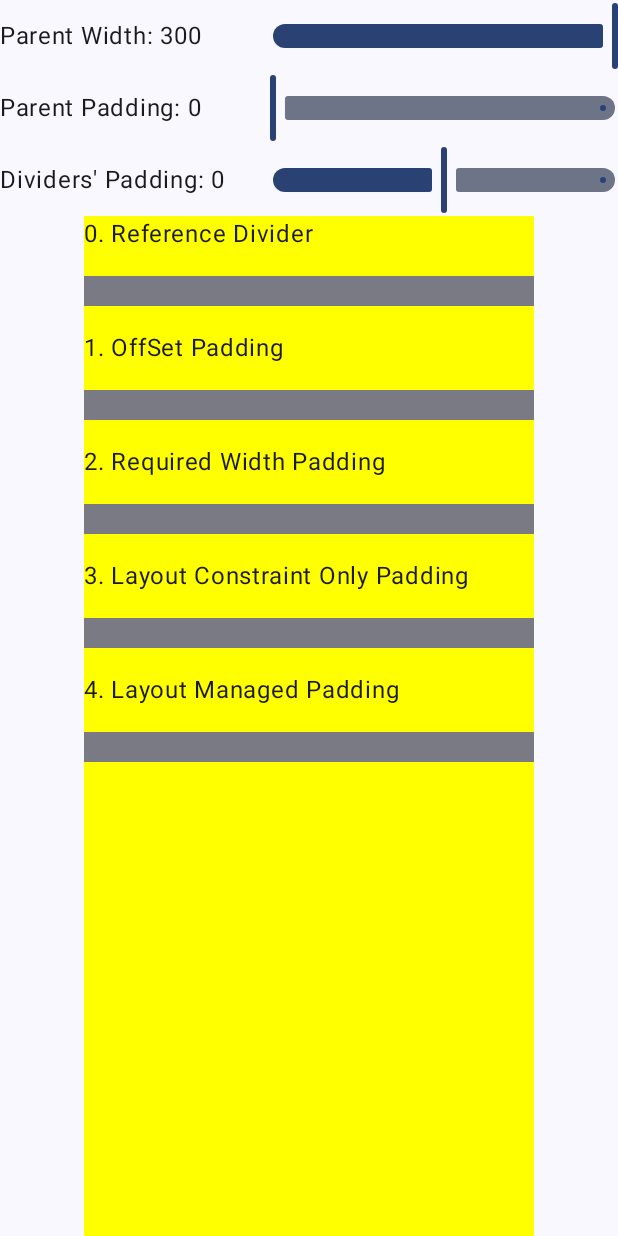
After one commit to elye/demo_android_jetpack_compose_custom_layout, an Android app built with Jetpack Compose: the NegativePaddingExperimentActivity screen opened directly, with no data from a screen before it, on a phone screen of 412 x 824 dp. The commit adds this screen. Run offline under Robolectric (Android 15) with nearby library versions, the phone set to English and light mode, and no system bars.

Commit message:
Negative paddings

```diff
--- a/app/src/main/AndroidManifest.xml
+++ b/app/src/main/AndroidManifest.xml
@@ -28,5 +28,6 @@
         <activity android:name=".LayoutModifierSizeExperimentActivity" />
         <activity android:name=".DividerColumnExperimentActivity" />
         <activity android:name=".DividerLazyColumnExperimentActivity" />
+        <activity android:name=".NegativePaddingExperimentActivity" />
     </application>
 </manifest>
--- a/app/src/main/java/com/example/customlayout/MainActivity.kt
+++ b/app/src/main/java/com/example/customlayout/MainActivity.kt
@@ -45,6 +45,7 @@ class MainActivity : ComponentActivity() {
             ButtonLauncher(LayoutModifierSizeExperimentActivity::class)
             ButtonLauncher(DividerColumnExperimentActivity::class)
             ButtonLauncher(DividerLazyColumnExperimentActivity::class)
+            ButtonLauncher(NegativePaddingExperimentActivity::class)
         }
     }
 
--- /dev/null
+++ b/app/src/main/java/com/example/customlayout/NegativePaddingExperimentActivity.kt
@@ -0,0 +1,133 @@
+package com.example.customlayout
+
+import android.os.Bundle
+import androidx.activity.ComponentActivity
+import androidx.activity.compose.setContent
+import androidx.compose.foundation.background
+import androidx.compose.foundation.layout.Arrangement
+import androidx.compose.foundation.layout.Column
+import androidx.compose.foundation.layout.Row
+import androidx.compose.foundation.layout.fillMaxHeight
+import androidx.compose.foundation.layout.fillMaxSize
+import androidx.compose.foundation.layout.height
+import androidx.compose.foundation.layout.offset
+import androidx.compose.foundation.layout.padding
+import androidx.compose.foundation.layout.requiredWidth
+import androidx.compose.foundation.layout.width
+import androidx.compose.material3.Divider
+import androidx.compose.material3.MaterialTheme
+import androidx.compose.material3.Slider
+import androidx.compose.material3.Surface
+import androidx.compose.material3.Text
+import androidx.compose.runtime.Composable
+import androidx.compose.runtime.getValue
+import androidx.compose.runtime.mutableStateOf
+import androidx.compose.runtime.remember
+import androidx.compose.runtime.setValue
+import androidx.compose.ui.Alignment
+import androidx.compose.ui.Modifier
+import androidx.compose.ui.graphics.Color
+import androidx.compose.ui.layout.layout
+import androidx.compose.ui.platform.LocalDensity
+import androidx.compose.ui.unit.dp
+import androidx.compose.ui.unit.offset
+import com.example.customlayout.ui.theme.CustomLayoutTheme
+
+class NegativePaddingExperimentActivity : ComponentActivity() {
+    override fun onCreate(savedInstanceState: Bundle?) {
+        super.onCreate(savedInstanceState)
+        setContent {
+            CustomLayoutTheme {
+                // A surface container using the 'background' color from the theme
+                Surface(
+                    modifier = Modifier.fillMaxSize(),
+                    color = MaterialTheme.colorScheme.background
+                ) {
+                    Greeting()
+                }
+            }
+        }
+    }
+
+    @Composable
+    fun Greeting() {
+        val density = LocalDensity.current
+
+        Column(
+            horizontalAlignment = Alignment.CenterHorizontally,
+        ) {
+            val textWidth = 180.dp
+            var parentWidth by remember { mutableStateOf(300) }
+            Row(verticalAlignment = Alignment.CenterVertically) {
+                Text(text = "Parent Width: $parentWidth", modifier = Modifier.width(textWidth))
+                Slider(
+                    value = parentWidth.toFloat(),
+                    onValueChange = { parentWidth = it.toInt() },
+                    valueRange = 0f..300f
+                )
+            }
+            var parentPadding by remember { mutableStateOf(0) }
+            Row(verticalAlignment = Alignment.CenterVertically) {
+                Text(text = "Parent Padding: $parentPadding", modifier = Modifier.width(textWidth))
+                Slider(
+                    value = parentPadding.toFloat(),
+                    onValueChange = { parentPadding = it.toInt() },
+                    valueRange = 0f..64f
+                )
+            }
+            var dividersPadding by remember { mutableStateOf(0) }
+            Row(verticalAlignment = Alignment.CenterVertically) {
+                Text(
+                    text = "Dividers' Padding: $dividersPadding",
+                    modifier = Modifier.width(textWidth)
+                )
+                Slider(
+                    value = dividersPadding.toFloat(),
+                    onValueChange = { dividersPadding = it.toInt() },
+                    valueRange = -150f..150f
+                )
+            }
+            Column(
+                verticalArrangement = Arrangement.spacedBy(16.dp),
+                modifier = Modifier
+                    .width(parentWidth.dp)
+                    .fillMaxHeight()
+                    .background(Color.Yellow)
+                    .padding(parentPadding.dp)
+            ) {
+                Text("0. Reference Divider")
+                Divider(modifier = Modifier.height(20.dp))
+                Text("1. OffSet Padding")
+                Divider(modifier = Modifier.height((20.dp)).offset(dividersPadding.dp))
+                Text("2. Required Width Padding")
+                Divider(modifier = Modifier.height(20.dp).requiredWidth(
+                            width = (parentWidth.dp - parentPadding.dp * 2 - dividersPadding.dp * 2),
+                ))
+                Text("3. Layout Constraint Only Padding")
+                Divider(modifier = Modifier
+                    .height(20.dp)
+                    .layout { measurable, constraints ->
+                        val placeable =
+                            measurable.measure(constraints.offset((-dividersPadding * 2).dp.roundToPx()))
+                        layout(
+                            placeable.width,
+                            placeable.height
+                        ) { placeable.place(0, 0) }
+                    }
+                )
+                Text("4. Layout Managed Padding")
+                Divider(modifier = Modifier
+                    .height(20.dp)
+                    .layout { measurable, constraints ->
+                        val placeable =
+                            measurable.measure(constraints.offset((-dividersPadding * 2).dp.roundToPx()))
+                        layout(
+                            placeable.width + (dividersPadding * 2).dp.roundToPx(),
+                            placeable.height
+                        ) { placeable.place(0 + dividersPadding.dp.roundToPx(), 0) }
+                    }
+                )
+            }
+        }
+    }
+}
```
